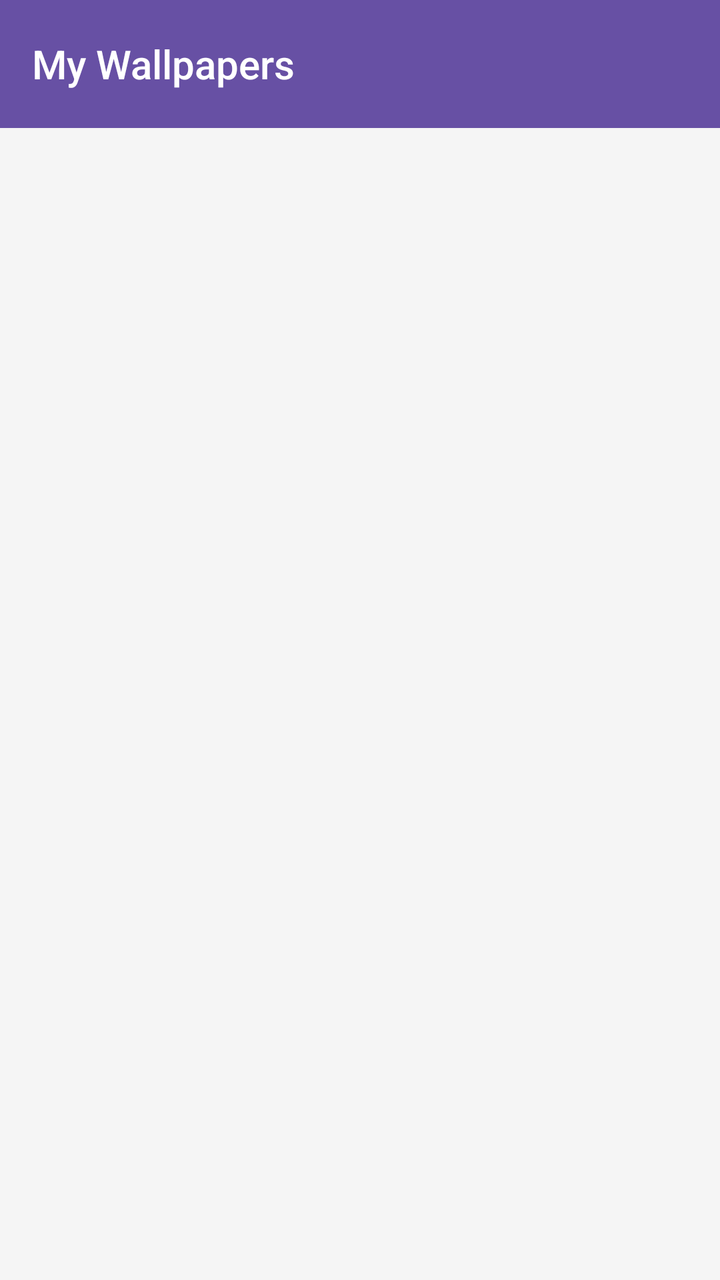
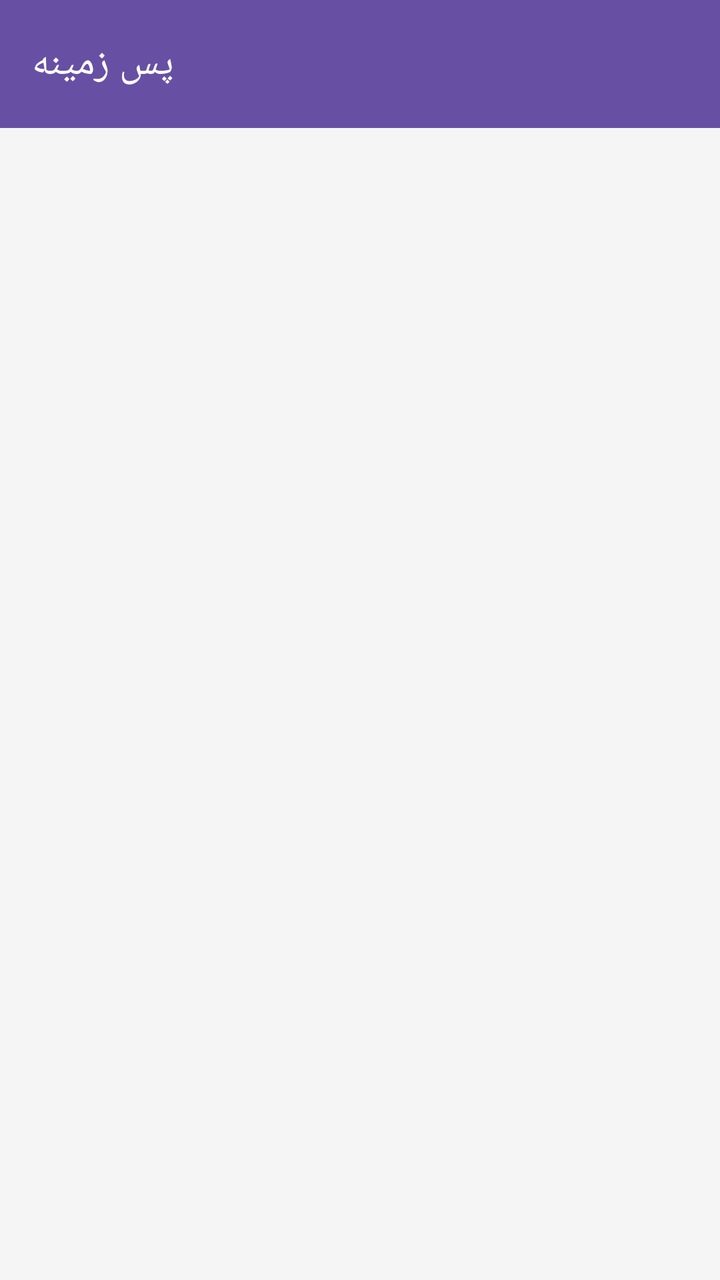

The first picture is an Android layout as it rendered before a commit; the second is the same layout after the commit. The layout source and the unified diff follow.
<!-- AndroidManifest.xml: application theme Theme.WallpaperApplication -->
<!-- res/layout/activity_main.xml -->
<?xml version="1.0" encoding="utf-8"?>
<androidx.constraintlayout.widget.ConstraintLayout
    xmlns:android="http://schemas.android.com/apk/res/android"
    xmlns:app="http://schemas.android.com/apk/res-auto"
    android:layout_width="match_parent"
    android:layout_height="match_parent"
    android:background="#F5F5F5">

    <com.google.android.material.appbar.AppBarLayout
        android:id="@+id/appBarLayout"
        android:layout_width="0dp"
        android:layout_height="wrap_content"
        android:elevation="4dp"
        app:layout_constraintTop_toTopOf="parent"
        app:layout_constraintStart_toStartOf="parent"
        app:layout_constraintEnd_toEndOf="parent">

        <com.google.android.material.appbar.MaterialToolbar
            android:id="@+id/toolbar"
            android:layout_width="match_parent"
            android:layout_height="?attr/actionBarSize"
            android:background="?attr/colorPrimary"
            app:popupTheme="@style/ThemeOverlay.AppCompat.Light"
            app:title="My Wallpapers"
            app:titleTextColor="@android:color/white"
            app:titleTextAppearance="@style/TextAppearance.AppCompat.Title"/>

    </com.google.android.material.appbar.AppBarLayout>

    <androidx.recyclerview.widget.RecyclerView
        android:id="@+id/recyclerView"
        android:layout_width="0dp"
        android:layout_height="0dp"
        android:padding="12dp"
        android:clipToPadding="false"
        app:layout_constraintTop_toBottomOf="@id/appBarLayout"
        app:layout_constraintBottom_toBottomOf="parent"
        app:layout_constraintStart_toStartOf="parent"
        app:layout_constraintEnd_toEndOf="parent"/>

</androidx.constraintlayout.widget.ConstraintLayout>
<!-- resources referenced by this layout -->
<resources>
  <style name="Theme.WallpaperApplication" parent="Base.Theme.WallpaperApplication" />
  <style name="Base.Theme.WallpaperApplication" parent="Theme.Material3.DayNight.NoActionBar">
          
          
      </style>
</resources>

<!-- the commit's change to res/layout/activity_main.xml (unified diff, before → after) -->
@@ -21,7 +21,7 @@
             android:layout_height="?attr/actionBarSize"
             android:background="?attr/colorPrimary"
             app:popupTheme="@style/ThemeOverlay.AppCompat.Light"
-            app:title="My Wallpapers"
+            app:title="پس زمینه"
             app:titleTextColor="@android:color/white"
             app:titleTextAppearance="@style/TextAppearance.AppCompat.Title"/>
 
